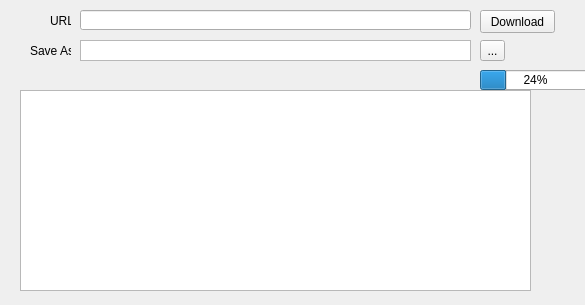
Above: mainwindow.ui from brucezhang80/Download_manager before the change. Below: the same form after it.
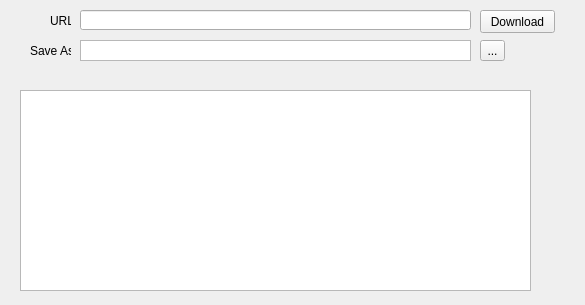
That is the form after the change. Icons and pictures are not drawn.

Commit message: hosting image with project + adding it to readme, removing test bar from main window

What changed in the file:
```diff
--- a/mainwindow.ui
+++ b/mainwindow.ui
@@ -132,19 +132,6 @@
      <string>Save As</string>
     </property>
    </widget>
-   <widget class="QProgressBar" name="testBar">
-    <property name="geometry">
-     <rect>
-      <x>480</x>
-      <y>70</y>
-      <width>111</width>
-      <height>20</height>
-     </rect>
-    </property>
-    <property name="value">
-     <number>24</number>
-    </property>
-   </widget>
    <widget class="QLineEdit" name="url">
     <property name="geometry">
      <rect>
```
The commit also changes 2 other files.
